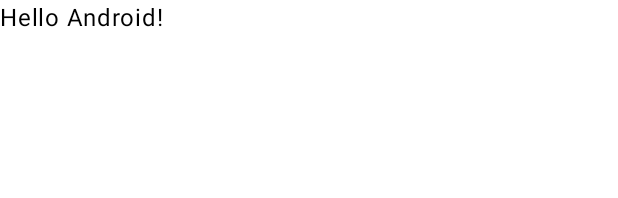
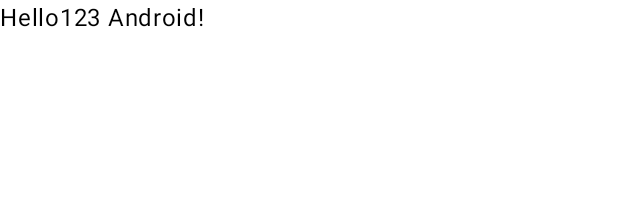
Before and after one commit to cindili1215/finalproject2, an Android app built with Jetpack Compose: the @Preview function GreetingPreview, on a phone screen of 412 x 824 dp. Shown: the top 198 px of the screen. Run offline under Robolectric (Android 15) with nearby library versions, the phone set to English and light mode, and no system bars.

Commit message:
第二次commit

```diff
--- a/app/src/main/java/tw/edu/pu/csim/cindi/finalproject2/MainActivity.kt
+++ b/app/src/main/java/tw/edu/pu/csim/cindi/finalproject2/MainActivity.kt
@@ -32,7 +32,7 @@ class MainActivity : ComponentActivity() {
 @Composable
 fun Greeting(name: String, modifier: Modifier = Modifier) {
     Text(
-        text = "Hello $name!",
+        text = "Hello123 $name!",
         modifier = modifier
     )
 }
```
